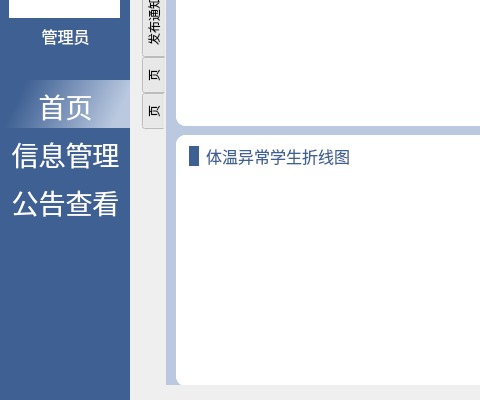
Above: admin.ui from wo16pao/MS before the change; both pictures show x 0 to 480 and y 205 to 605 of the 1101 by 605 pixel window. Below: the same form after it.
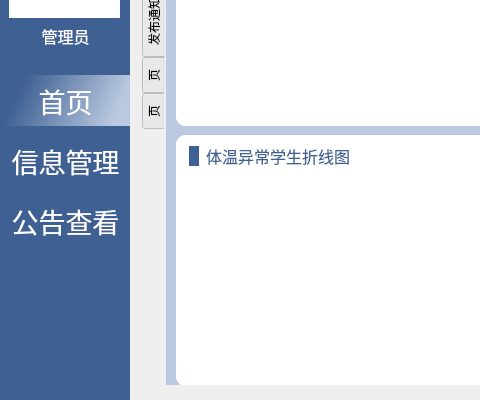
That is the form after the change. The open tabs and pages were chosen to show the change. Icons and pictures are not drawn. Custom widgets are drawn as their Qt base class.

Patch:
```diff
--- a/admin.ui
+++ b/admin.ui
@@ -91,7 +91,7 @@
     <property name="geometry">
      <rect>
       <x>0</x>
-      <y>225</y>
+      <y>220</y>
       <width>131</width>
       <height>51</height>
      </rect>
@@ -135,7 +135,7 @@
     <property name="geometry">
      <rect>
       <x>0</x>
-      <y>273</y>
+      <y>280</y>
       <width>131</width>
       <height>51</height>
      </rect>
@@ -176,7 +176,7 @@
     <property name="geometry">
      <rect>
       <x>0</x>
-      <y>321</y>
+      <y>340</y>
       <width>131</width>
       <height>51</height>
      </rect>
```
Left out of the diff: 219 changed lines with no effect on the pictures.
